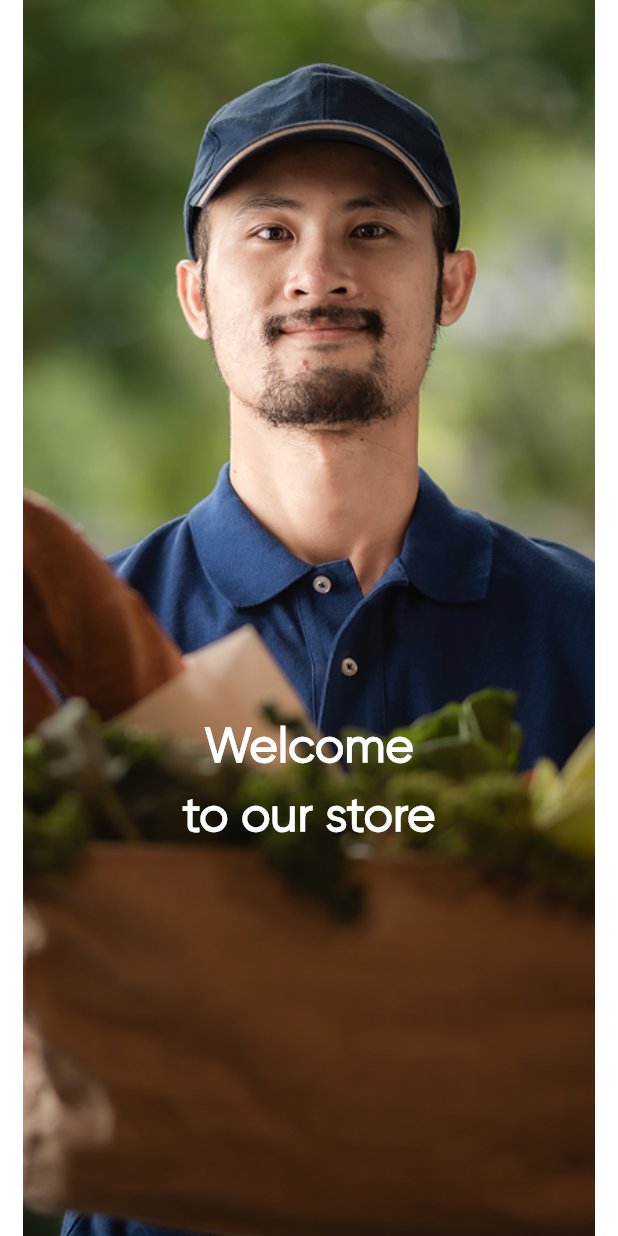
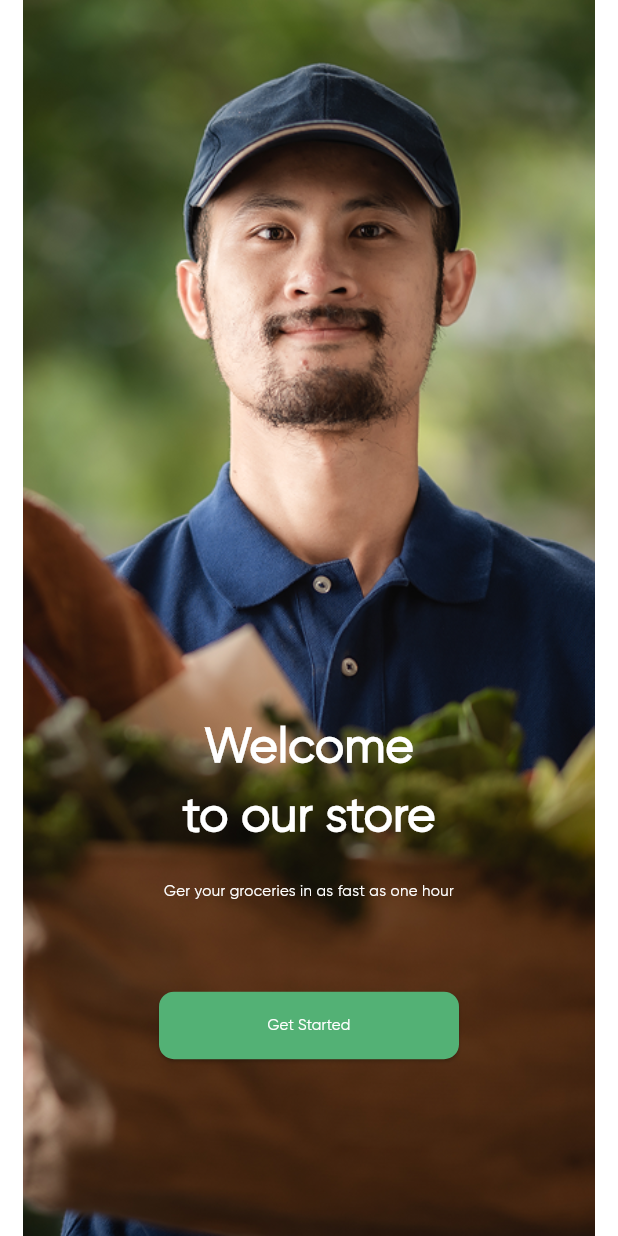
Before and after one commit to MiranKK/online-groceries-app, a Flutter app: the screen it shows after launch, on a phone screen of 412 x 824 dp. Run offline on Flutter 3.47's test engine with Material 3 defaults, Android fonts, the phone set to English and light mode, and no system bars; our stand-ins replace flutter_screenutil.

Commit message:
Finished Onboarding screen

```diff
--- a/lib/views/onboarding_screen.dart
+++ b/lib/views/onboarding_screen.dart
@@ -26,6 +26,41 @@ class OnboardingScreen extends StatelessWidget {
                 ),
               ),
             ),
+
+            Align(
+              alignment: Alignment(0, 0.45),
+              child: Text(
+                textAlign: TextAlign.center,
+                "Ger your groceries in as fast as one hour",
+                style: CustomTextStyle().xxLargeWhiteBoldText.copyWith(
+                  fontSize: 10,
+                  fontWeight: FontWeight.w100,
+                ),
+              ),
+            ),
+
+            Align(
+              alignment: Alignment(0, 0.7),
+              child: ElevatedButton(
+                style: ElevatedButton.styleFrom(
+                  minimumSize: Size(200, 45),
+                  backgroundColor: Color(0xff53B175),
+                  foregroundColor: Colors.white,
+                  shape: RoundedRectangleBorder(
+                    borderRadius: BorderRadius.circular(10),
+                  ),
+                ),
+                onPressed: () {},
+                child: Text(
+                  textAlign: TextAlign.center,
+                  "Get Started",
+                  style: CustomTextStyle().xxLargeWhiteBoldText.copyWith(
+                    fontSize: 10,
+                    fontWeight: FontWeight.w100,
+                  ),
+                ),
+              ),
+            ),
           ],
         ),
       ),
```
